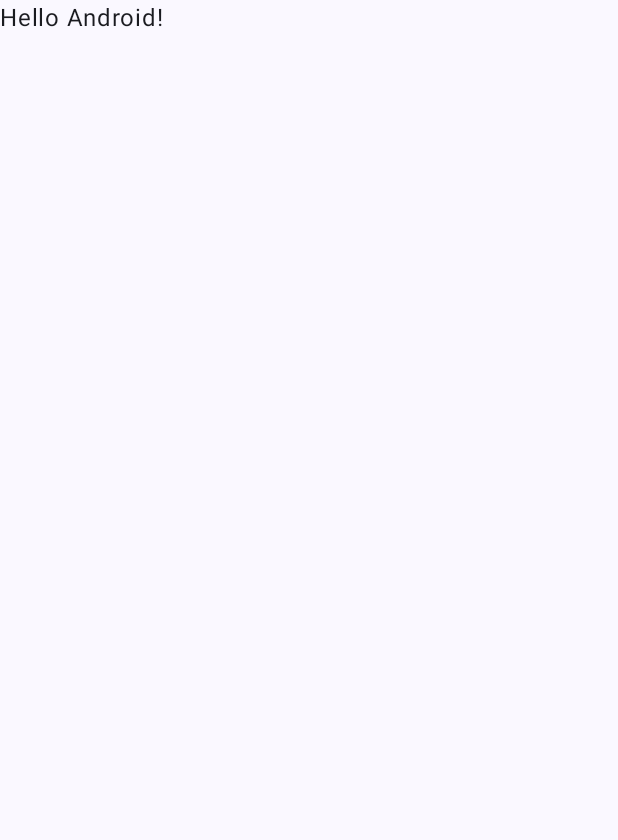
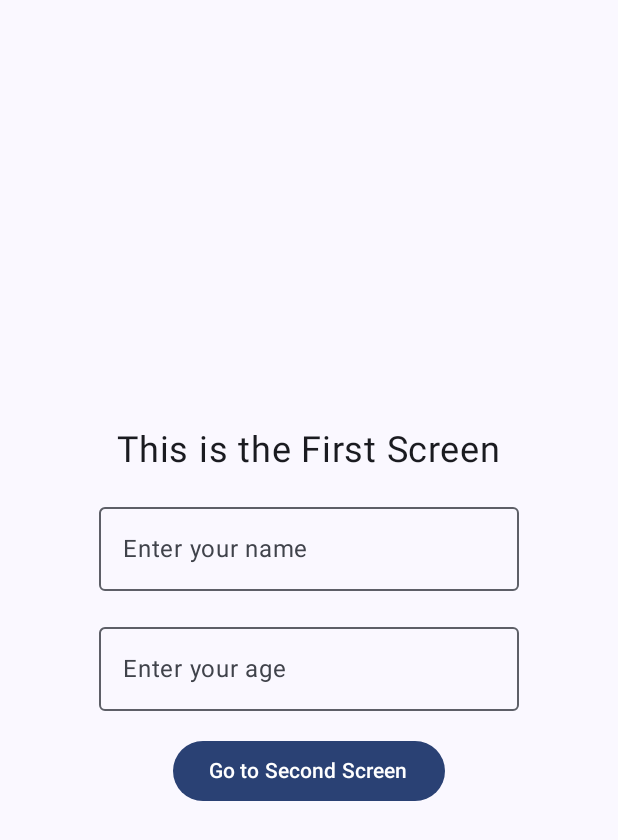
Before and after one commit to Gamal-prog/mob-dev-labs, an Android app built with Jetpack Compose: the screen it shows after launch (MainActivity), on a phone screen of 412 x 824 dp. Before the commit the part shown is almost empty. Shown: the top 840 px of the screen. Run offline under Robolectric (Android 15) with nearby library versions, the phone set to English and light mode, and no system bars.

Commit message:
coding ex

```diff
--- a/app/build.gradle.kts
+++ b/app/build.gradle.kts
@@ -47,6 +47,7 @@
 }
 
 dependencies {
+    implementation("androidx.navigation:navigation-compose:2.8.4")
 
     implementation("androidx.core:core-ktx:1.10.1")
     implementation("androidx.lifecycle:lifecycle-runtime-ktx:2.6.1")
--- a/app/src/main/java/com/example/myapplication/MainActivity.kt
+++ b/app/src/main/java/com/example/myapplication/MainActivity.kt
@@ -12,6 +12,19 @@
 import androidx.compose.ui.tooling.preview.Preview
 import com.example.myapplication.ui.theme.MyApplicationTheme
 
+//import android.os.Bundle
+//import androidx.activity.ComponentActivity
+//import androidx.activity.compose.setContent
+//import androidx.compose.runtime.Composable
+
+import androidx.navigation.NavHostController
+import androidx.navigation.compose.NavHost
+import androidx.navigation.compose.composable
+import androidx.navigation.compose.rememberNavController
+import com.example.myapplication.ui.screen.FirstScreen
+import com.example.myapplication.ui.screen.SecondScreen
+import com.example.myapplication.ui.screen.ThirdScreen
+
 class MainActivity : ComponentActivity() {
     override fun onCreate(savedInstanceState: Bundle?) {
         super.onCreate(savedInstanceState)
@@ -19,25 +32,52 @@
             MyApplicationTheme {
                 // A surface container using the 'background' color from the theme
                 Surface(modifier = Modifier.fillMaxSize(), color = MaterialTheme.colorScheme.background) {
-                    Greeting("Android")
+                    //Greeting("Android")
+                    MyApp()
                 }
             }
         }
     }
 }
 
+//@Composable
+//fun Greeting(name: String, modifier: Modifier = Modifier) {
+//    Text(
+//            text = "Hello $name!",
+//            modifier = modifier
+//    )
+//}
+
 @Composable
-fun Greeting(name: String, modifier: Modifier = Modifier) {
-    Text(
-            text = "Hello $name!",
-            modifier = modifier
-    )
+fun MyApp() {
+    val navController = rememberNavController()
+
+    NavHost(navController = navController, startDestination = "first_screen") {
+        composable("first_screen") {
+            FirstScreen { name, age ->
+                navController.navigate("second_screen/$name/$age")
+            }
+        }
+        composable("second_screen/{name}/{age}") { backStackEntry ->
+            val name = backStackEntry.arguments?.getString("name") ?: "Unknown"
+            val age = backStackEntry.arguments?.getString("age")?.toIntOrNull() ?: 0
+            SecondScreen(name, age) {
+                navController.navigate("third_screen")
+            }
+        }
+        composable("third_screen") {
+            ThirdScreen {
+                navController.popBackStack()
+            }
+        }
+    }
 }
 
 @Preview(showBackground = true)
 @Composable
 fun GreetingPreview() {
     MyApplicationTheme {
-        Greeting("Android")
+        //Greeting("Android")
+        MyApp()
     }
 }
--- /dev/null
+++ b/app/src/main/java/com/example/myapplication/ui/screen/FirstScreen.kt
@@ -0,0 +1,60 @@
+package com.example.myapplication.ui.screen
+
+import androidx.compose.foundation.layout.*
+import androidx.compose.material3.*
+import androidx.compose.runtime.*
+import androidx.compose.ui.Alignment
+import androidx.compose.ui.Modifier
+import androidx.compose.ui.text.input.TextFieldValue
+import androidx.compose.ui.unit.dp
+import androidx.compose.ui.unit.sp
+import androidx.compose.ui.tooling.preview.Preview
+
+@Composable
+fun FirstScreen(navigateToSecondScreen: (String, Int) -> Unit) {
+    var name by remember { mutableStateOf(TextFieldValue("")) }
+    var age by remember { mutableStateOf(TextFieldValue("")) }
+
+    Column(
+        modifier = Modifier
+            .fillMaxSize()
+            .padding(16.dp),
+        verticalArrangement = Arrangement.Center,
+        horizontalAlignment = Alignment.CenterHorizontally
+    ) {
+        Text("This is the First Screen", fontSize = 24.sp)
+
+        Spacer(modifier = Modifier.height(16.dp))
+
+        OutlinedTextField(
+            value = name,
+            onValueChange = { name = it },
+            label = { Text("Enter your name") }
+        )
+
+        Spacer(modifier = Modifier.height(16.dp))
+
+        OutlinedTextField(
+            value = age,
+            onValueChange = { age = it },
+            label = { Text("Enter your age") }
+        )
+
+        Spacer(modifier = Modifier.height(16.dp))
+
+        Button(
+            onClick = {
+                val ageValue = age.text.toIntOrNull() ?: 0
+                navigateToSecondScreen(name.text, ageValue)
+            }
+        ) {
+            Text("Go to Second Screen")
+        }
+    }
+}
+
+@Preview
+@Composable
+fun FirstScreenPreview() {
+    FirstScreen { _, _ -> }
+}
```
Also changed, not shown: app/src/main/java/com/example/myapplication/ui/screen/SecondScreen.kt (added, +35 -0 lines), app/src/main/java/com/example/myapplication/ui/screen/ThirdScreen.kt (added, +35 -0 lines).
